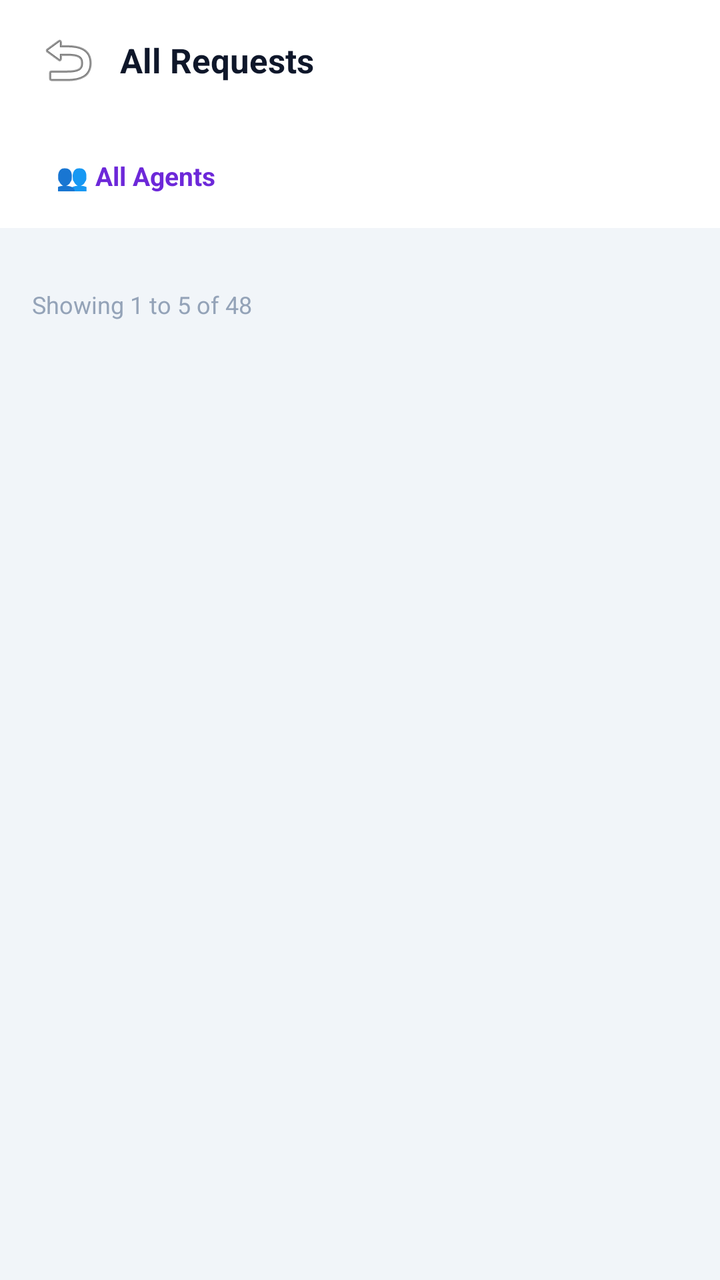
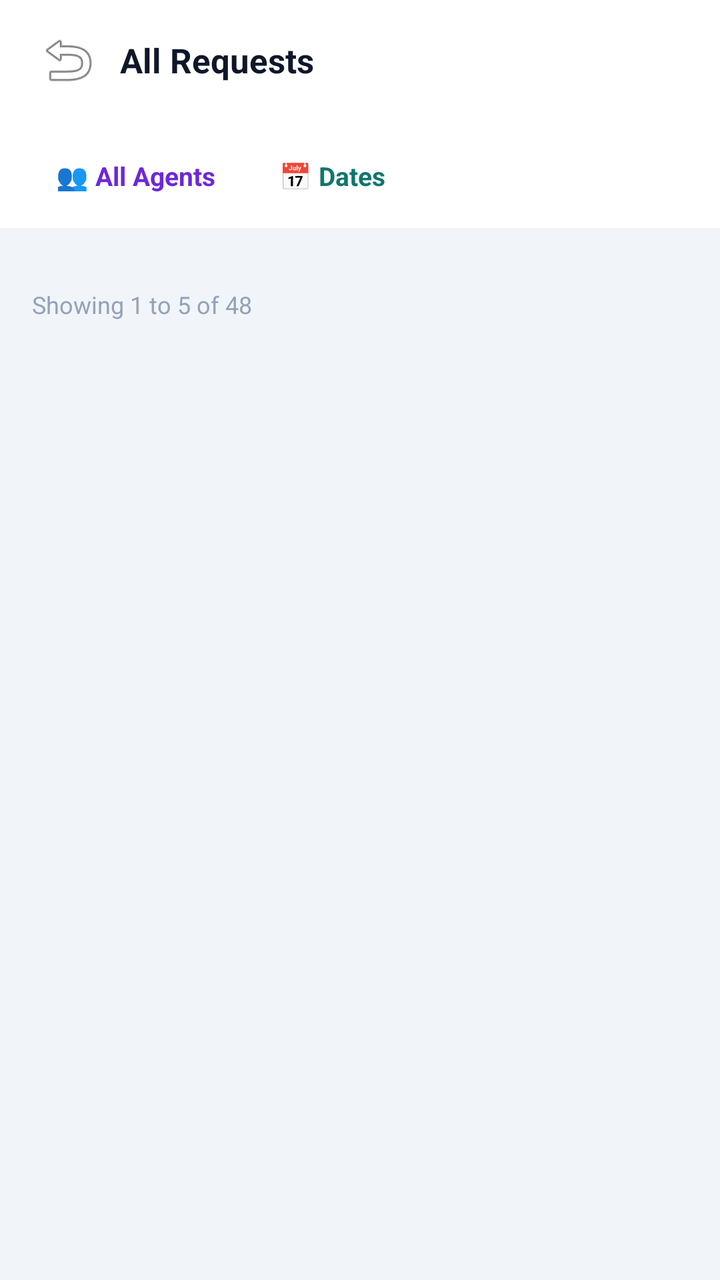

Screens rendered from an Android XML layout before and after an edit, with the pre-edit source and the edit as a unified diff.
<!-- AndroidManifest.xml: application theme Theme.DataBridge -->
<!-- res/layout/fragment_petty_cash_all_requests.xml -->
<?xml version="1.0" encoding="utf-8"?>
<FrameLayout
    xmlns:android="http://schemas.android.com/apk/res/android"
    xmlns:app="http://schemas.android.com/apk/res-auto"
    android:layout_width="match_parent"
    android:layout_height="match_parent"
    android:background="#F1F5F9">

    <LinearLayout
        android:layout_width="match_parent"
        android:layout_height="match_parent"
        android:orientation="vertical">

        
        <LinearLayout
            android:layout_width="match_parent"
            android:layout_height="wrap_content"
            android:orientation="horizontal"
            android:gravity="center_vertical"
            android:paddingHorizontal="16dp"
            android:paddingVertical="12dp"
            android:background="#FFFFFF">

            <ImageButton
                android:id="@+id/btnPcAllReqBack"
                android:layout_width="36dp"
                android:layout_height="36dp"
                android:src="@android:drawable/ic_menu_revert"
                android:background="?attr/selectableItemBackgroundBorderless"
                android:contentDescription="Back" />

                <TextView
                    android:layout_width="0dp"
                    android:layout_weight="1"
                    android:layout_height="wrap_content"
                    android:text="All Requests"
                    android:textSize="17sp"
                    android:textStyle="bold"
                    android:textColor="#0F172A"
                    android:layout_marginStart="8dp" />
            </LinearLayout>

        
        <HorizontalScrollView
            android:layout_width="match_parent"
            android:layout_height="wrap_content"
            android:background="#FFFFFF"
            android:scrollbars="none">

            <LinearLayout
                android:id="@+id/layoutPcAllReqTabs"
                android:layout_width="wrap_content"
                android:layout_height="wrap_content"
                android:orientation="horizontal"
                android:paddingHorizontal="12dp"
                android:paddingBottom="10dp" />
        </HorizontalScrollView>

        
        <LinearLayout
            android:layout_width="match_parent"
            android:layout_height="wrap_content"
            android:orientation="horizontal"
            android:gravity="center_vertical"
            android:background="#FFFFFF"
            android:paddingHorizontal="16dp"
            android:paddingBottom="8dp">

            <TextView
                android:id="@+id/tvPcAllReqAgent"
                android:layout_width="wrap_content"
                android:layout_height="36dp"
                android:gravity="center_vertical"
                android:text="👥 All Agents"
                android:textSize="13sp"
                android:textStyle="bold"
                android:textColor="#6D28D9"
                android:background="@drawable/bg_pc_tab_inactive"
                android:paddingHorizontal="12dp" />

            <TextView
                android:id="@+id/tvPcAllReqSelectMode"
                android:layout_width="wrap_content"
                android:layout_height="36dp"
                android:gravity="center_vertical"
                android:text="☑ Select"
                android:textSize="13sp"
                android:textStyle="bold"
                android:textColor="#059669"
                android:paddingHorizontal="10dp"
                android:visibility="gone" />

            <TextView
                android:id="@+id/tvPcAllReqSelectAll"
                android:layout_width="wrap_content"
                android:layout_height="36dp"
                android:gravity="center_vertical"
                android:text="Select all"
                android:textSize="13sp"
                android:textStyle="bold"
                android:textColor="#059669"
                android:paddingHorizontal="10dp"
                android:visibility="gone" />

            <TextView
                android:id="@+id/tvPcAllReqSummary"
                android:layout_width="0dp"
                android:layout_weight="1"
                android:layout_height="wrap_content"
                android:gravity="end"
                android:textSize="12sp"
                android:textColor="#64748B" />
        </LinearLayout>

        <ProgressBar
            android:id="@+id/pbPcAllReqLoading"
            android:layout_width="wrap_content"
            android:layout_height="wrap_content"
            android:layout_gravity="center"
            android:layout_marginTop="60dp"
            android:visibility="gone" />

        <LinearLayout
            android:id="@+id/layoutPcAllReqError"
            android:layout_width="match_parent"
            android:layout_height="wrap_content"
            android:orientation="vertical"
            android:gravity="center"
            android:padding="24dp"
            android:visibility="gone">

            <TextView
                android:id="@+id/tvPcAllReqError"
                android:layout_width="wrap_content"
                android:layout_height="wrap_content"
                android:textColor="#B91C1C"
                android:gravity="center" />

            <Button
                android:id="@+id/btnPcAllReqRetry"
                android:layout_width="wrap_content"
                android:layout_height="wrap_content"
                android:layout_marginTop="12dp"
                android:text="Retry"
                android:textAllCaps="false" />
        </LinearLayout>

        <ScrollView
            android:id="@+id/scrollPcAllReq"
            android:layout_width="match_parent"
            android:layout_height="0dp"
            android:layout_weight="1"
            android:fillViewport="true"
            android:clipToPadding="false"
            android:paddingBottom="16dp">

            <LinearLayout
                android:layout_width="match_parent"
                android:layout_height="wrap_content"
                android:orientation="vertical"
                android:padding="16dp">

                <androidx.cardview.widget.CardView
                    android:layout_width="match_parent"
                    android:layout_height="wrap_content"
                    app:cardCornerRadius="16dp"
                    app:cardElevation="1dp">

                    <LinearLayout
                        android:id="@+id/layoutPcAllReqList"
                        android:layout_width="match_parent"
                        android:layout_height="wrap_content"
                        android:orientation="vertical" />
                </androidx.cardview.widget.CardView>

                
                <LinearLayout
                    android:layout_width="match_parent"
                    android:layout_height="wrap_content"
                    android:orientation="horizontal"
                    android:gravity="center_vertical"
                    android:layout_marginTop="14dp">

                    <TextView
                        android:id="@+id/tvPcAllReqPageInfo"
                        android:layout_width="0dp"
                        android:layout_weight="1"
                        android:layout_height="wrap_content"
                        android:text="Showing 1 to 5 of 48"
                        android:textSize="12sp"
                        android:textColor="#94A3B8" />

                    <LinearLayout
                        android:id="@+id/layoutPcAllReqPageButtons"
                        android:layout_width="wrap_content"
                        android:layout_height="wrap_content"
                        android:orientation="horizontal" />
                </LinearLayout>

            </LinearLayout>
        </ScrollView>

        
        <LinearLayout
            android:id="@+id/layoutPcAllReqBulkBar"
            android:layout_width="match_parent"
            android:layout_height="wrap_content"
            android:orientation="horizontal"
            android:gravity="center_vertical"
            android:background="#FFFFFF"
            android:elevation="8dp"
            android:paddingHorizontal="16dp"
            android:paddingVertical="10dp"
            android:visibility="gone">

            <TextView
                android:id="@+id/tvPcAllReqBulkSummary"
                android:layout_width="0dp"
                android:layout_weight="1"
                android:layout_height="wrap_content"
                android:textSize="13sp"
                android:textStyle="bold"
                android:textColor="#0F172A" />

            <TextView
                android:id="@+id/btnPcAllReqBulkCancel"
                android:layout_width="wrap_content"
                android:layout_height="40dp"
                android:gravity="center"
                android:text="Cancel"
                android:textSize="13sp"
                android:textStyle="bold"
                android:textColor="#374151"
                android:backgroundTint="#F3F4F6"
                android:paddingHorizontal="14dp"
                android:layout_marginEnd="8dp" />

                <TextView
                    android:id="@+id/btnPcAllReqBulkUpdate"
                    android:layout_width="wrap_content"
                    android:layout_height="40dp"
                    android:gravity="center"
                    android:text="Update"
                    android:textSize="13sp"
                    android:textStyle="bold"
                    android:textColor="#FFFFFF"
                    android:background="@drawable/bg_action_button_green"
                    android:paddingHorizontal="18dp" />
        </LinearLayout>
    </LinearLayout>
</FrameLayout>
<!-- resources referenced by this layout -->
<resources>
  <!-- drawable bg_action_button_green (drawable) -->
  <?xml version="1.0" encoding="utf-8"?>
  <shape xmlns:android="http://schemas.android.com/apk/res/android" android:shape="rectangle">
      <corners android:radius="8dp" />
      <gradient
          android:startColor="#10b981"
          android:endColor="#059669"
          android:angle="135" />
  </shape>
  <!-- drawable bg_pc_tab_inactive (drawable) -->
  <?xml version="1.0" encoding="utf-8"?>
  <shape xmlns:android="http://schemas.android.com/apk/res/android"
      android:shape="rectangle">
      <solid android:color="#00000000" />
      <corners android:radius="10dp" />
  </shape>
  <style name="Theme.DataBridge" parent="Theme.MaterialComponents.DayNight.NoActionBar">
      <item name="colorPrimary">#00d4ff</item>
      <item name="colorPrimaryVariant">#16213e</item>
      <item name="colorOnPrimary">#ffffff</item>
      <item name="colorSecondary">#00d4ff</item>
      <item name="android:statusBarColor">#1a1a2e</item>
  </style>
</resources>

<!-- the commit's change to res/layout/fragment_petty_cash_all_requests.xml (unified diff, before → after) -->
@@ -77,6 +77,19 @@
                 android:textColor="#6D28D9"
                 android:background="@drawable/bg_pc_tab_inactive"
                 android:paddingHorizontal="12dp" />
+
+            <TextView
+                android:id="@+id/tvPcAllReqDate"
+                android:layout_width="wrap_content"
+                android:layout_height="36dp"
+                android:gravity="center_vertical"
+                android:text="📅 Dates"
+                android:textSize="13sp"
+                android:textStyle="bold"
+                android:textColor="#0F766E"
+                android:background="@drawable/bg_pc_tab_inactive"
+                android:paddingHorizontal="12dp"
+                android:layout_marginStart="8dp" />
 
             <TextView
                 android:id="@+id/tvPcAllReqSelectMode"
